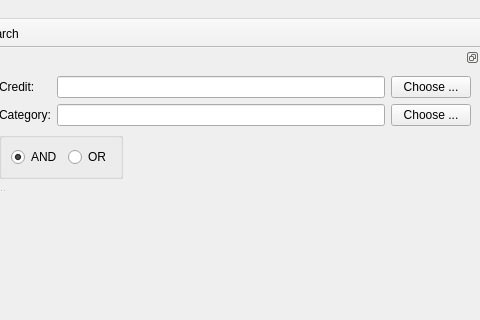
This is src/mainwindow.ui in rweather/tvguide as Qt 5 draws it before an edit; both pictures show x 489 to 969 and y 0 to 320 of the 969 by 600 pixel window. The edited form follows.
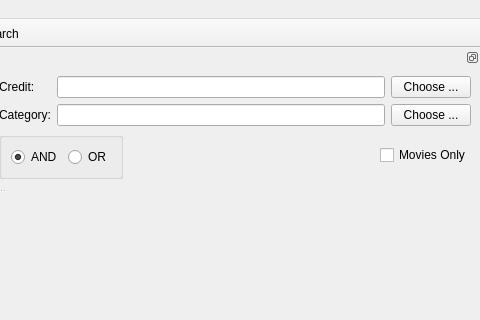
This is the edited form. Icons and pictures are not drawn.

Commit message: Add "Movies Only" checkbox to advanced search

Patch:
```diff
--- a/src/mainwindow.ui
+++ b/src/mainwindow.ui
@@ -237,6 +237,13 @@
            </property>
           </spacer>
          </item>
+         <item>
+          <widget class="QCheckBox" name="moviesOnly">
+           <property name="text">
+            <string>Movies Only</string>
+           </property>
+          </widget>
+         </item>
         </layout>
        </item>
       </layout>
```
Left out of the diff: 2 changed lines with no effect on the pictures. The commit also changes 4 other files.
